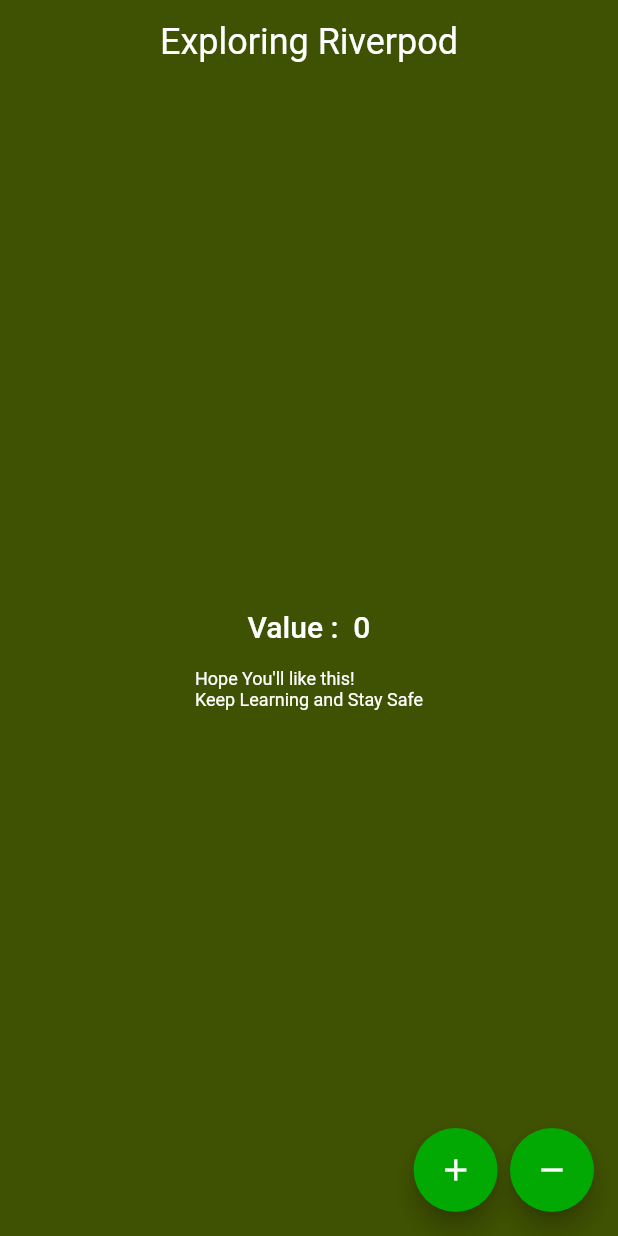
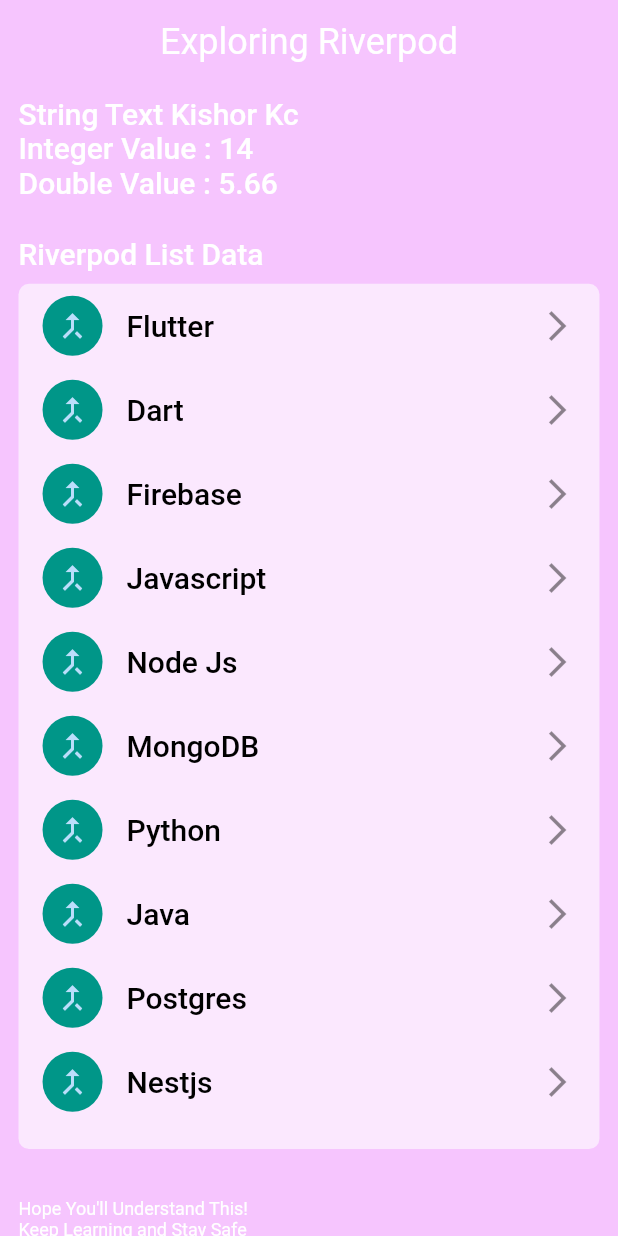
Before and after one commit to devkishor8007/Exploring-Riverpod, a Flutter app: the screen it shows after launch, on a phone screen of 412 x 824 dp. Run offline on Flutter 3.47's test engine with Material 2 defaults, Android fonts, the phone set to English and light mode, and no system bars; our stand-ins replace flutter_riverpod.

Commit message:
day 2 update riverpod latest-version

```diff
--- /dev/null
+++ b/lib/basic_riverpod.dart
@@ -0,0 +1,20 @@
+import 'package:flutter_riverpod/flutter_riverpod.dart';
+
+final appNameRiverpod = Provider<String>((ref) => "Exploring Riverpod");
+final stringRiverpod = Provider<String>((ref) => "Kishor Kc");
+final intRiverpod = Provider<int>((ref) => 14);
+final doubleRiverpod = Provider<double>((ref) => 5.66);
+final listRiverpod = Provider<List<String>>(
+  (ref) => [
+    "Flutter",
+    "Dart",
+    "Firebase",
+    "Javascript",
+    "Node Js",
+    "MongoDB",
+    "Python",
+    "Java",
+    "Postgres",
+    "Nestjs"
+  ],
+);
--- a/lib/main.dart
+++ b/lib/main.dart
@@ -1,4 +1,4 @@
-import 'package:exploring_riverpod/page/counterPage.dart';
+import 'package:exploring_riverpod/page/basicPage.dart';
 import 'package:flutter/material.dart';
 import 'package:flutter_riverpod/flutter_riverpod.dart';
 
@@ -10,13 +10,12 @@
   @override
   Widget build(BuildContext context) {
     return MaterialApp(
+      title: "Day 2",
       theme: ThemeData(
-        canvasColor: Colors.indigo.withBlue(2),
-        floatingActionButtonTheme: FloatingActionButtonThemeData(
-            backgroundColor: Colors.lightBlue.withBlue(3)),
+        canvasColor: Colors.purpleAccent.withOpacity(0.3),
       ),
       debugShowCheckedModeBanner: false,
-      home: CounterPage(),
+      home: DataTypePage(),
     );
   }
 }
--- /dev/null
+++ b/lib/page/basicPage.dart
@@ -0,0 +1,129 @@
+import 'package:exploring_riverpod/basic_riverpod.dart';
+import 'package:flutter/material.dart';
+import 'package:flutter_riverpod/flutter_riverpod.dart';
+
+class DataTypePage extends ConsumerWidget {
+  @override
+  Widget build(BuildContext context, WidgetRef ref) {
+    final mq = MediaQuery.of(context).size;
+    final appName = ref.watch(appNameRiverpod);
+    final stringImpl = ref.watch(stringRiverpod);
+    final intImpl = ref.watch(intRiverpod);
+    final doubleImpl = ref.watch(doubleRiverpod);
+    final listImpl = ref.watch(listRiverpod);
+    return SafeArea(
+      child: Scaffold(
+        appBar: appBar(appName, context),
+        body: SingleChildScrollView(
+          child: Padding(
+            padding: EdgeInsets.symmetric(
+                vertical: mq.height * 0.01, horizontal: mq.width * 0.03),
+            child: Column(
+              crossAxisAlignment: CrossAxisAlignment.start,
+              children: [
+                Column(
+                  crossAxisAlignment: CrossAxisAlignment.start,
+                  children: [
+                    Text(
+                      "String Text " + stringImpl,
+                      style: Theme.of(context)
+                          .textTheme
+                          .headline6
+                          .copyWith(color: Colors.white),
+                    ),
+                    Text(
+                      "Integer Value : " + intImpl.toString(),
+                      style: Theme.of(context)
+                          .textTheme
+                          .headline6
+                          .copyWith(color: Colors.white),
+                    ),
+                    Text(
+                      "Double Value : " + doubleImpl.toString(),
+                      style: Theme.of(context)
+                          .textTheme
+                          .headline6
+                          .copyWith(color: Colors.white),
+                    ),
+                    SizedBox(
+                      height: mq.height * 0.03,
+                    ),
+                    Text(
+                      "Riverpod List Data",
+                      style: Theme.of(context)
+                          .textTheme
+                          .headline6
+                          .copyWith(color: Colors.white),
+                    ),
+                    SizedBox(
+                      height: mq.height * 0.01,
+                    ),
+                    listViewSampleData(mq, listImpl, context)
+                  ],
+                ),
+                SizedBox(
+                  height: mq.height * 0.04,
+                ),
+                Text(
+                  "Hope You'll Understand This! \nKeep Learning and Stay Safe",
+                  style: Theme.of(context)
+                      .textTheme
+                      .caption
+                      .copyWith(color: Colors.white),
+                ),
+              ],
+            ),
+          ),
+        ),
+      ),
+    );
+  }
+
+  Widget listViewSampleData(
+      Size mq, List<String> listImpl, BuildContext context) {
+    return Container(
+      decoration: BoxDecoration(
+          color: Colors.white.withOpacity(0.6),
+          borderRadius: BorderRadius.circular(7)),
+      height: mq.height * 0.7,
+      child: ListView.builder(
+        physics: NeverScrollableScrollPhysics(),
+        itemCount: listImpl.length,
+        itemBuilder: (_, index) {
+          List data = listImpl;
+          return ListTile(
+            leading: CircleAvatar(
+              backgroundColor: Colors.teal,
+              child: Icon(
+                Icons.merge_type_outlined,
+              ),
+            ),
+            title: Text(
+              data[index],
+              style: Theme.of(context)
+                  .textTheme
+                  .headline6
+                  .copyWith(color: Colors.black),
+            ),
+            trailing: Icon(
+              Icons.arrow_forward_ios,
+            ),
+          );
+        },
+      ),
+    );
+  }
+
+  Widget appBar(String appname, BuildContext context) {
+    return AppBar(
+      backgroundColor: Colors.transparent,
+      elevation: 0,
+      centerTitle: true,
+      title: Text(
+        appname,
+        style:
+            Theme.of(context).textTheme.headline5.copyWith(color: Colors.white),
+      ),
+    );
+  }
+}
--- a/lib/page/counterPage.dart
+++ /dev/null
@@ -1,83 +0,0 @@
-import 'package:exploring_riverpod/riverpod_counter.dart';
-import 'package:flutter/material.dart';
-import 'package:flutter_riverpod/flutter_riverpod.dart';
-
-final appCounterRiverpod = ChangeNotifierProvider<CounterRiverpod>(
-  (ref) => CounterRiverpod(),
-);
-
-class CounterPage extends ConsumerWidget {
-  @override
-  Widget build(BuildContext context, WidgetRef ref) {
-    final mq = MediaQuery.of(context).size;
-    var applyCount = ref.watch(appCounterRiverpod);
-    final appName = ref.watch(appNameRiverpod);
-    return SafeArea(
-      child: Scaffold(
-        appBar: appBar(appName, context),
-        floatingActionButton: rowfloatingActionButton(applyCount, mq),
-        body: Column(
-          mainAxisAlignment: MainAxisAlignment.center,
-          crossAxisAlignment: CrossAxisAlignment.center,
-          children: [
-            Center(
-              child: Text(
-                "Value :  " + applyCount.value.toString(),
-                style: Theme.of(context)
-                    .textTheme
-                    .headline6
-                    .copyWith(color: Colors.white),
-              ),
-            ),
-            SizedBox(
-              height: mq.height * 0.02,
-            ),
-            Text(
-              "Hope You'll like this! \nKeep Learning and Stay Safe",
-              style: Theme.of(context)
-                  .textTheme
-                  .caption
-                  .copyWith(color: Colors.white),
-            ),
-          ],
-        ),
-      ),
-    );
-  }
-
-  AppBar appBar(String appName, BuildContext context) {
-    return AppBar(
-      backgroundColor: Colors.transparent,
-      elevation: 0,
-      centerTitle: true,
-      title: Text(
-        '$appName',
-        style:
-            Theme.of(context).textTheme.headline5.copyWith(color: Colors.white),
-      ),
-    );
-  }
-
-  Widget rowfloatingActionButton(CounterRiverpod applyCount, Size mq) {
-    return Row(
-      mainAxisAlignment: MainAxisAlignment.end,
-      children: [
-        FloatingActionButton(
-          onPressed: () {
-            applyCount.add();
-          },
-          child: Icon(Icons.add),
-        ),
-        SizedBox(
-          width: mq.width * 0.02,
-        ),
-        FloatingActionButton(
-          onPressed: () {
-            applyCount.subtract();
-          },
-          child: Icon(Icons.remove),
-        ),
-      ],
-    );
-  }
-}
--- a/lib/riverpod_counter.dart
+++ /dev/null
@@ -1,20 +0,0 @@
-import 'package:flutter/material.dart';
-import 'package:flutter_riverpod/flutter_riverpod.dart';
-
-final appNameRiverpod = Provider<String>((ref) => "Exploring Riverpod");
-
-class CounterRiverpod extends ChangeNotifier {
-  int _value = 0;
-
-  int get value => _value;
-
-  add() {
-    _value++;
-    notifyListeners();
-  }
-
-  subtract() {
-    _value--;
-    notifyListeners();
-  }
-}
```
